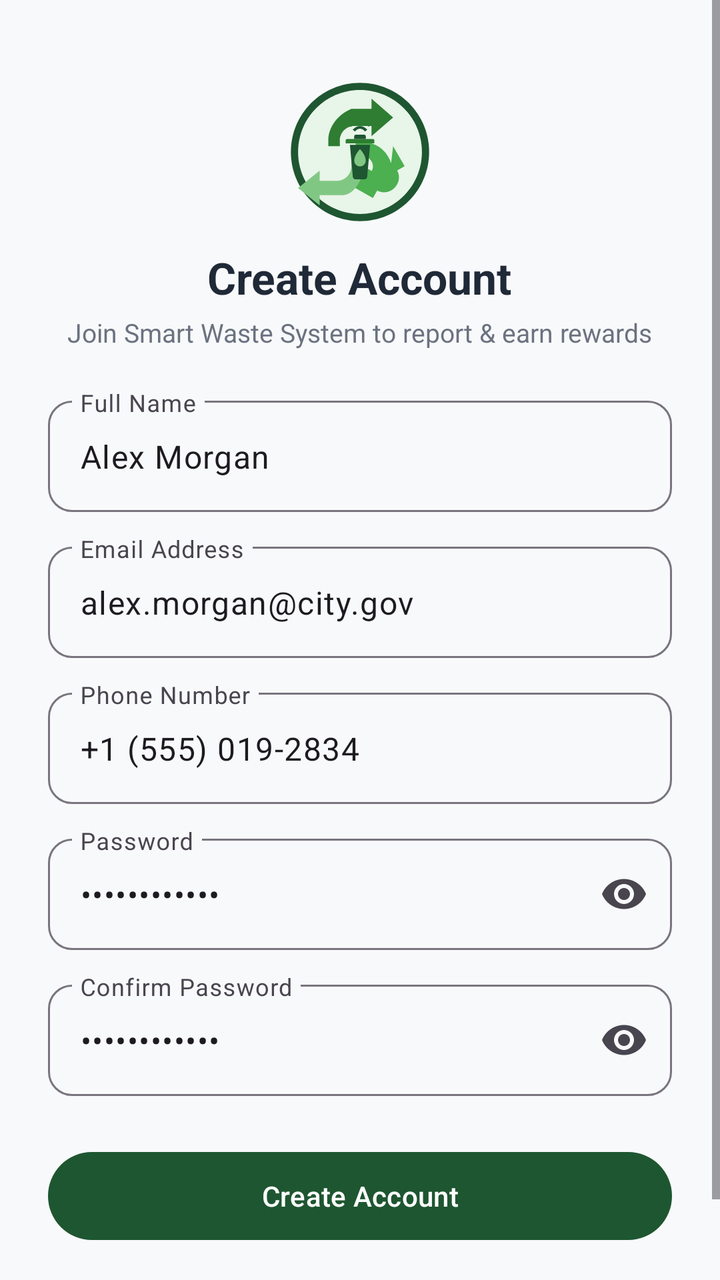
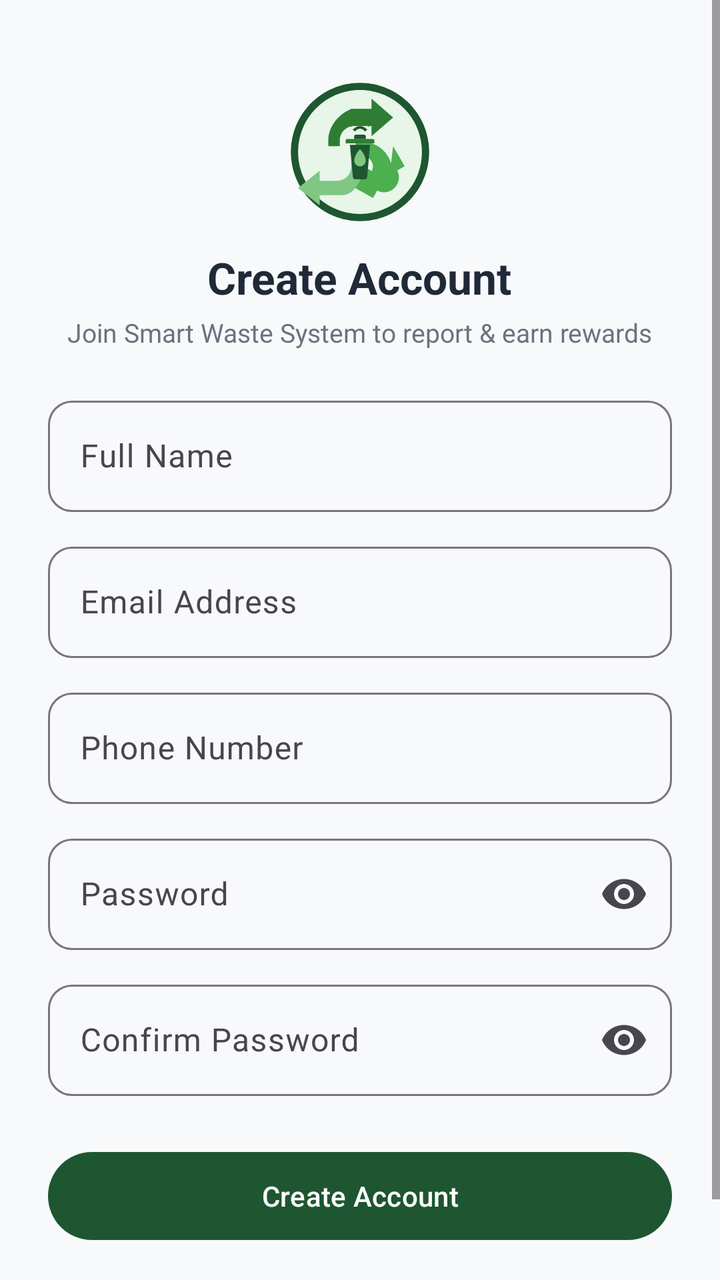

Screens rendered from an Android XML layout before and after an edit, with the pre-edit source and the edit as a unified diff.
<!-- AndroidManifest.xml: application theme Theme.SmartMunicipalWasteManagementSystem -->
<!-- res/layout/fragment_signup.xml -->
<?xml version="1.0" encoding="utf-8"?>
<ScrollView xmlns:android="http://schemas.android.com/apk/res/android"
    xmlns:app="http://schemas.android.com/apk/res-auto"
    android:layout_width="match_parent"
    android:layout_height="match_parent"
    android:background="@color/bg_slate_gray"
    android:fillViewport="true">

    <LinearLayout
        android:layout_width="match_parent"
        android:layout_height="wrap_content"
        android:gravity="center_horizontal"
        android:orientation="vertical"
        android:padding="24dp">

        <ImageView
            android:layout_width="72dp"
            android:layout_height="72dp"
            android:layout_marginTop="16dp"
            android:contentDescription="@string/app_logo_description"
            android:src="@drawable/ic_recycle_logo" />

        <TextView
            android:layout_width="wrap_content"
            android:layout_height="wrap_content"
            android:layout_marginTop="12dp"
            android:text="Create Account"
            android:textColor="@color/text_primary"
            android:textSize="22sp"
            android:textStyle="bold" />

        <TextView
            android:layout_width="wrap_content"
            android:layout_height="wrap_content"
            android:layout_marginTop="4dp"
            android:text="Join Smart Waste System to report &amp; earn rewards"
            android:textColor="@color/text_secondary"
            android:textSize="13sp" />

        <com.google.android.material.textfield.TextInputLayout
            style="@style/Widget.Material3.TextInputLayout.OutlinedBox"
            android:layout_width="match_parent"
            android:layout_height="wrap_content"
            android:layout_marginTop="20dp"
            android:hint="Full Name"
            app:boxCornerRadiusBottomEnd="12dp"
            app:boxCornerRadiusBottomStart="12dp"
            app:boxCornerRadiusTopEnd="12dp"
            app:boxCornerRadiusTopStart="12dp">

            <com.google.android.material.textfield.TextInputEditText
                android:id="@+id/et_signup_name"
                android:layout_width="match_parent"
                android:layout_height="wrap_content"
                android:text="Alex Morgan" />
        </com.google.android.material.textfield.TextInputLayout>

        <com.google.android.material.textfield.TextInputLayout
            style="@style/Widget.Material3.TextInputLayout.OutlinedBox"
            android:layout_width="match_parent"
            android:layout_height="wrap_content"
            android:layout_marginTop="12dp"
            android:hint="Email Address"
            app:boxCornerRadiusBottomEnd="12dp"
            app:boxCornerRadiusBottomStart="12dp"
            app:boxCornerRadiusTopEnd="12dp"
            app:boxCornerRadiusTopStart="12dp">

            <com.google.android.material.textfield.TextInputEditText
                android:id="@+id/et_signup_email"
                android:layout_width="match_parent"
                android:layout_height="wrap_content"
                android:inputType="textEmailAddress"
                android:text="alex.morgan@city.gov" />
        </com.google.android.material.textfield.TextInputLayout>

        <com.google.android.material.textfield.TextInputLayout
            style="@style/Widget.Material3.TextInputLayout.OutlinedBox"
            android:layout_width="match_parent"
            android:layout_height="wrap_content"
            android:layout_marginTop="12dp"
            android:hint="Phone Number"
            app:boxCornerRadiusBottomEnd="12dp"
            app:boxCornerRadiusBottomStart="12dp"
            app:boxCornerRadiusTopEnd="12dp"
            app:boxCornerRadiusTopStart="12dp">

            <com.google.android.material.textfield.TextInputEditText
                android:layout_width="match_parent"
                android:layout_height="wrap_content"
                android:inputType="phone"
                android:text="+1 (555) 019-2834" />
        </com.google.android.material.textfield.TextInputLayout>

        <com.google.android.material.textfield.TextInputLayout
            style="@style/Widget.Material3.TextInputLayout.OutlinedBox"
            android:layout_width="match_parent"
            android:layout_height="wrap_content"
            android:layout_marginTop="12dp"
            android:hint="Password"
            app:boxCornerRadiusBottomEnd="12dp"
            app:boxCornerRadiusBottomStart="12dp"
            app:boxCornerRadiusTopEnd="12dp"
            app:boxCornerRadiusTopStart="12dp"
            app:endIconMode="password_toggle">

            <com.google.android.material.textfield.TextInputEditText
                android:layout_width="match_parent"
                android:layout_height="wrap_content"
                android:inputType="textPassword"
                android:text="••••••••••••" />
        </com.google.android.material.textfield.TextInputLayout>

        <com.google.android.material.textfield.TextInputLayout
            style="@style/Widget.Material3.TextInputLayout.OutlinedBox"
            android:layout_width="match_parent"
            android:layout_height="wrap_content"
            android:layout_marginTop="12dp"
            android:hint="Confirm Password"
            app:boxCornerRadiusBottomEnd="12dp"
            app:boxCornerRadiusBottomStart="12dp"
            app:boxCornerRadiusTopEnd="12dp"
            app:boxCornerRadiusTopStart="12dp"
            app:endIconMode="password_toggle">

            <com.google.android.material.textfield.TextInputEditText
                android:layout_width="match_parent"
                android:layout_height="wrap_content"
                android:inputType="textPassword"
                android:text="••••••••••••" />
        </com.google.android.material.textfield.TextInputLayout>

        <com.google.android.material.button.MaterialButton
            android:id="@+id/btn_signup_submit"
            style="@style/Widget.App.Button.Pill"
            android:layout_width="match_parent"
            android:layout_height="52dp"
            android:layout_marginTop="24dp"
            android:text="Create Account" />

        <TextView
            android:id="@+id/tv_go_login"
            android:layout_width="wrap_content"
            android:layout_height="wrap_content"
            android:layout_gravity="center_horizontal"
            android:layout_marginTop="16dp"
            android:text="Already have an account? Login"
            android:textColor="@color/text_secondary" />
    </LinearLayout>
</ScrollView>
<!-- resources referenced by this layout -->
<resources>
  <color name="bg_slate_gray">#F8F9FA</color>
  <color name="text_primary">#1F2937</color>
  <color name="text_secondary">#6B7280</color>
  <!-- drawable ic_recycle_logo: vector/xml drawable (drawable, 2413 chars, omitted) -->
  <string name="app_logo_description">Smart Municipal Waste System Logo</string>
  <style name="Widget.App.Button.Pill" parent="Widget.Material3.Button">
          <item name="backgroundTint">@color/deep_forest_green</item>
          <item name="cornerRadius">24dp</item>
          <item name="android:textColor">@color/white</item>
          <item name="android:paddingTop">12dp</item>
          <item name="android:paddingBottom">12dp</item>
      </style>
  <style name="Theme.SmartMunicipalWasteManagementSystem" parent="Base.Theme.SmartMunicipalWasteManagementSystem" />
  <color name="deep_forest_green">#1E5631</color>
  <color name="white">#FFFFFFFF</color>
  <style name="Base.Theme.SmartMunicipalWasteManagementSystem" parent="Theme.Material3.DayNight.NoActionBar">
          
          <item name="colorPrimary">@color/deep_forest_green</item>
          <item name="colorOnPrimary">@color/white</item>
          <item name="colorPrimaryContainer">@color/emerald_light</item>
          <item name="colorOnPrimaryContainer">@color/deep_forest_green</item>
          <item name="colorSecondary">@color/emerald_primary</item>
          <item name="colorOnSecondary">@color/white</item>
          <item name="android:windowBackground">@color/bg_slate_gray</item>
          <item name="android:statusBarColor">@color/deep_forest_green</item>
          <item name="android:windowLightStatusBar">false</item>
      </style>
  <color name="emerald_light">#E8F5E9</color>
  <color name="emerald_primary">#2E7D32</color>
</resources>

<!-- the commit's change to res/layout/fragment_signup.xml (unified diff, before → after) -->
@@ -37,6 +37,7 @@
             android:textColor="@color/text_secondary"
             android:textSize="13sp" />
 
+        
         <com.google.android.material.textfield.TextInputLayout
             style="@style/Widget.Material3.TextInputLayout.OutlinedBox"
             android:layout_width="match_parent"
@@ -46,15 +47,16 @@
             app:boxCornerRadiusBottomEnd="12dp"
             app:boxCornerRadiusBottomStart="12dp"
             app:boxCornerRadiusTopEnd="12dp"
-            app:boxCornerRadiusTopStart="12dp">
+            app:boxCornerRadiusTopStart="12dp"
+            app:placeholderText="e.g. Alex Morgan">
 
             <com.google.android.material.textfield.TextInputEditText
                 android:id="@+id/et_signup_name"
                 android:layout_width="match_parent"
-                android:layout_height="wrap_content"
-                android:text="Alex Morgan" />
+                android:layout_height="wrap_content" />
         </com.google.android.material.textfield.TextInputLayout>
 
+        
         <com.google.android.material.textfield.TextInputLayout
             style="@style/Widget.Material3.TextInputLayout.OutlinedBox"
             android:layout_width="match_parent"
@@ -64,16 +66,17 @@
             app:boxCornerRadiusBottomEnd="12dp"
             app:boxCornerRadiusBottomStart="12dp"
             app:boxCornerRadiusTopEnd="12dp"
-            app:boxCornerRadiusTopStart="12dp">
+            app:boxCornerRadiusTopStart="12dp"
+            app:placeholderText="e.g. alex.morgan@city.gov">
 
             <com.google.android.material.textfield.TextInputEditText
                 android:id="@+id/et_signup_email"
                 android:layout_width="match_parent"
                 android:layout_height="wrap_content"
-                android:inputType="textEmailAddress"
-                android:text="alex.morgan@city.gov" />
+                android:inputType="textEmailAddress" />
         </com.google.android.material.textfield.TextInputLayout>
 
+        
         <com.google.android.material.textfield.TextInputLayout
             style="@style/Widget.Material3.TextInputLayout.OutlinedBox"
             android:layout_width="match_parent"
@@ -83,15 +86,17 @@
             app:boxCornerRadiusBottomEnd="12dp"
             app:boxCornerRadiusBottomStart="12dp"
             app:boxCornerRadiusTopEnd="12dp"
-            app:boxCornerRadiusTopStart="12dp">
+            app:boxCornerRadiusTopStart="12dp"
+            app:placeholderText="e.g. +91 98765 43210">
 
             <com.google.android.material.textfield.TextInputEditText
+                android:id="@+id/et_signup_phone"
                 android:layout_width="match_parent"
                 android:layout_height="wrap_content"
-                android:inputType="phone"
-                android:text="+1 (555) 019-2834" />
+                android:inputType="phone" />
         </com.google.android.material.textfield.TextInputLayout>
 
+        
         <com.google.android.material.textfield.TextInputLayout
             style="@style/Widget.Material3.TextInputLayout.OutlinedBox"
             android:layout_width="match_parent"
@@ -102,15 +107,17 @@
             app:boxCornerRadiusBottomStart="12dp"
             app:boxCornerRadiusTopEnd="12dp"
             app:boxCornerRadiusTopStart="12dp"
-            app:endIconMode="password_toggle">
+            app:endIconMode="password_toggle"
+            app:placeholderText="Minimum 8 characters">
 
             <com.google.android.material.textfield.TextInputEditText
+                android:id="@+id/et_signup_password"
                 android:layout_width="match_parent"
                 android:layout_height="wrap_content"
-                android:inputType="textPassword"
-                android:text="••••••••••••" />
+                android:inputType="textPassword" />
         </com.google.android.material.textfield.TextInputLayout>
 
+        
         <com.google.android.material.textfield.TextInputLayout
             style="@style/Widget.Material3.TextInputLayout.OutlinedBox"
             android:layout_width="match_parent"
@@ -121,13 +128,14 @@
             app:boxCornerRadiusBottomStart="12dp"
             app:boxCornerRadiusTopEnd="12dp"
             app:boxCornerRadiusTopStart="12dp"
-            app:endIconMode="password_toggle">
+            app:endIconMode="password_toggle"
+            app:placeholderText="Re-enter your password">
 
             <com.google.android.material.textfield.TextInputEditText
+                android:id="@+id/et_signup_confirm_password"
                 android:layout_width="match_parent"
                 android:layout_height="wrap_content"
-                android:inputType="textPassword"
-                android:text="••••••••••••" />
+                android:inputType="textPassword" />
         </com.google.android.material.textfield.TextInputLayout>
 
         <com.google.android.material.button.MaterialButton
